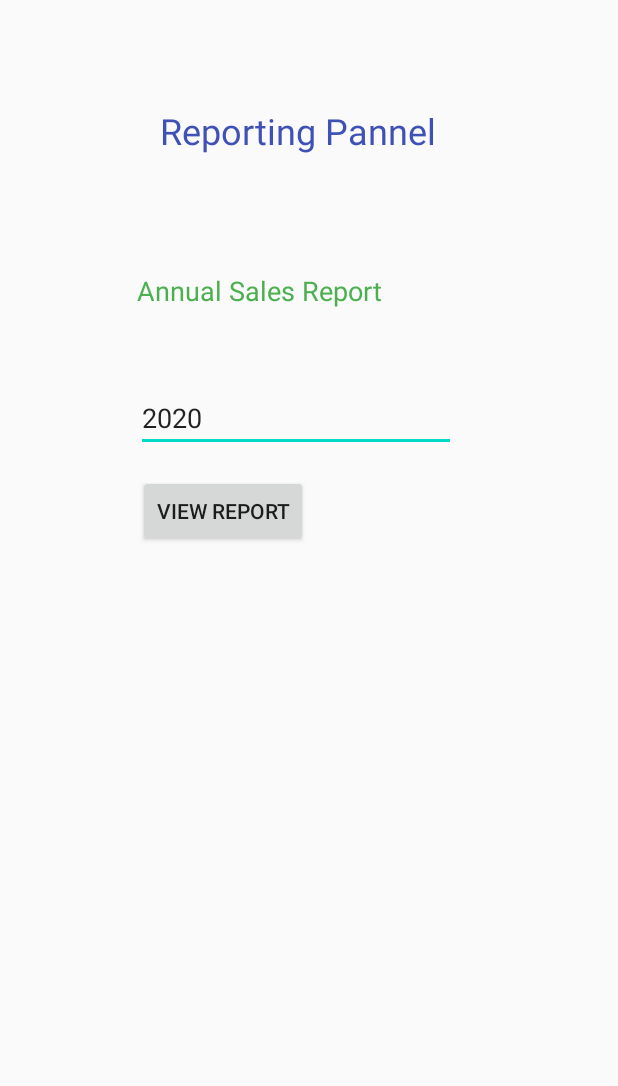
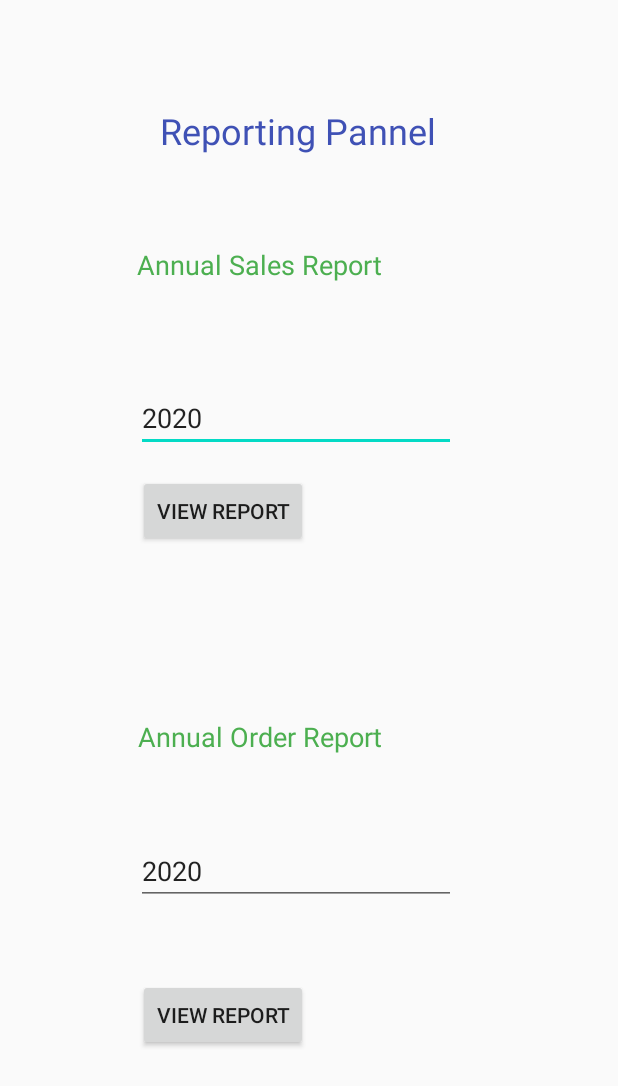
Before and after one commit to chamodtharakaperera/HoneyBee, an Android app: the ReportActivity screen opened directly, with no data from a screen before it, on a phone screen of 412 x 824 dp. Shown: the top 1086 px of the screen. Run offline under Robolectric (Android 15) with nearby library versions, the phone set to English and light mode, and no system bars.

Commit message:
Minor UI updates2

```diff
--- a/app/src/main/java/com/metroapps/honeybee/ReportActivity.java
+++ b/app/src/main/java/com/metroapps/honeybee/ReportActivity.java
@@ -10,8 +10,8 @@ import androidx.appcompat.app.AppCompatActivity;
 
 public class ReportActivity extends AppCompatActivity {
 
-    private EditText year;
-    private Button Slsrep;
+    private EditText year, year2;
+    private Button Slsrep, Slsrep2;
 
     @Override
     protected void onCreate(Bundle savedInstanceState) {
@@ -20,6 +20,9 @@ public class ReportActivity extends AppCompatActivity {
 
         year = findViewById(R.id.txtYear);
         Slsrep = findViewById(R.id.btnSalesRep);
+
+        year2 = findViewById(R.id.txtYear2);
+        Slsrep2 = findViewById(R.id.btnSalesRep2);
 
         Slsrep.setOnClickListener(new View.OnClickListener() {
             @Override
@@ -32,5 +35,17 @@ public class ReportActivity extends AppCompatActivity {
 
             }
         });
+
+        Slsrep2.setOnClickListener(new View.OnClickListener() {
+            @Override
+            public void onClick(View v) {
+                String yearVal2 = year2.getText().toString();
+
+                Intent rep1 = new Intent(ReportActivity.this, SalesReport.class);
+                rep1.putExtra("salesyr2", yearVal2);
+                startActivity(rep1);
+
+            }
+        });
     }
 }
--- a/app/src/main/res/layout/activity_report.xml
+++ b/app/src/main/res/layout/activity_report.xml
@@ -18,7 +18,7 @@
         app:layout_constraintHorizontal_bias="0.368"
         app:layout_constraintStart_toStartOf="parent"
         app:layout_constraintTop_toTopOf="parent"
-        app:layout_constraintVertical_bias="0.227" />
+        app:layout_constraintVertical_bias="0.205" />
 
     <EditText
         android:id="@+id/txtYear"
@@ -60,4 +60,44 @@
         app:layout_constraintStart_toStartOf="parent"
         app:layout_constraintTop_toTopOf="parent"
         app:layout_constraintVertical_bias="0.089" />
+
+    <TextView
+        android:id="@+id/textView9"
+        android:layout_width="wrap_content"
+        android:layout_height="wrap_content"
+        android:text="Annual Order Report"
+        android:textColor="#4CAF50"
+        android:textSize="18sp"
+        app:layout_constraintBottom_toBottomOf="parent"
+        app:layout_constraintEnd_toEndOf="parent"
+        app:layout_constraintHorizontal_bias="0.369"
+        app:layout_constraintStart_toStartOf="parent"
+        app:layout_constraintTop_toTopOf="parent"
+        app:layout_constraintVertical_bias="0.599" />
+
+    <EditText
+        android:id="@+id/txtYear2"
+        android:layout_width="wrap_content"
+        android:layout_height="wrap_content"
+        android:ems="10"
+        android:inputType="number"
+        android:text="2020"
+        app:layout_constraintBottom_toBottomOf="parent"
+        app:layout_constraintEnd_toEndOf="parent"
+        app:layout_constraintHorizontal_bias="0.457"
+        app:layout_constraintStart_toStartOf="parent"
+        app:layout_constraintTop_toTopOf="parent"
+        app:layout_constraintVertical_bias="0.717" />
+
+    <Button
+        android:id="@+id/btnSalesRep2"
+        android:layout_width="wrap_content"
+        android:layout_height="wrap_content"
+        android:text="View Report"
+        app:layout_constraintBottom_toBottomOf="parent"
+        app:layout_constraintEnd_toEndOf="parent"
+        app:layout_constraintHorizontal_bias="0.308"
+        app:layout_constraintStart_toStartOf="parent"
+        app:layout_constraintTop_toTopOf="parent"
+        app:layout_constraintVertical_bias="0.841" />
 </androidx.constraintlayout.widget.ConstraintLayout>
```
Also changed, not shown: app/src/main/AndroidManifest.xml (+7 -6 lines), app/src/main/java/com/metroapps/honeybee/Order_Report.java (added, +124 -0 lines), app/src/main/res/layout/activity_order__report.xml (added, +46 -0 lines).
